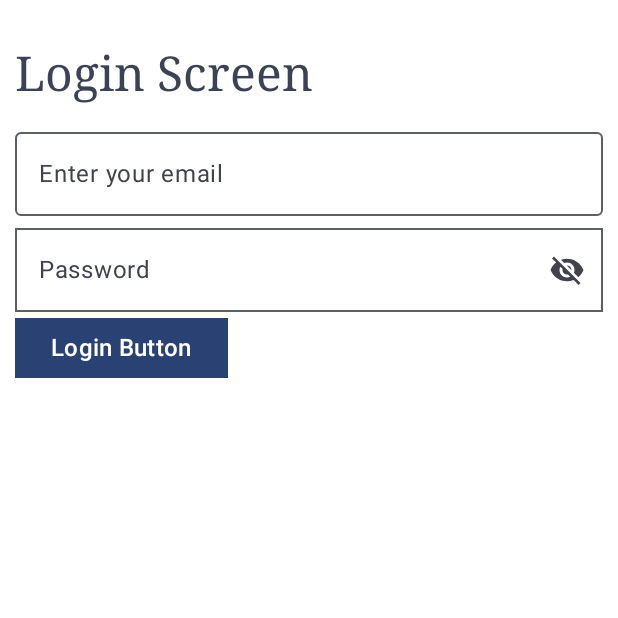
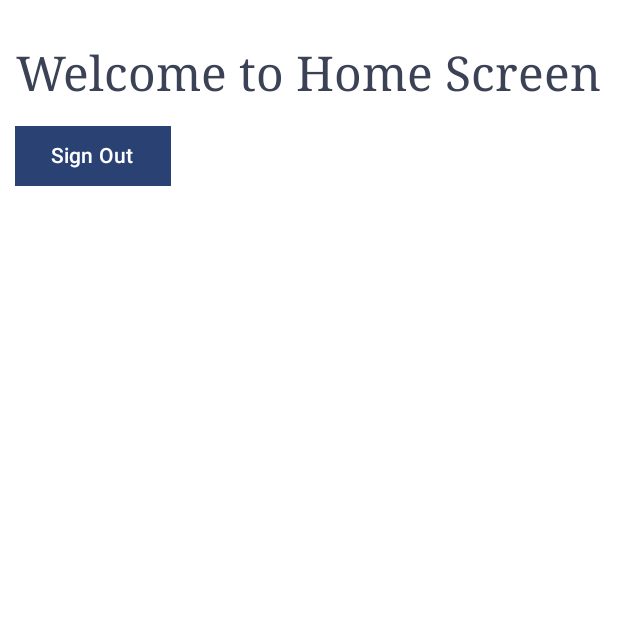
Before and after one commit to Ayubkhosa7354707/MyFirebaseCourse, an Android app built with Jetpack Compose: the composable AppNavHost shown on its own in the app's theme, on a phone screen of 412 x 824 dp, the top half of it. Run offline under Robolectric (Android 15) with nearby library versions, the phone set to English and light mode, and no system bars; our stand-ins replace Dagger/Hilt's generated code, Firebase (no records; nobody signed in at launch, a user with empty details on screens opened directly).

Commit message:
final firebase with hilt and jetpack compose ok

```diff
--- a/app/build.gradle.kts
+++ b/app/build.gradle.kts
@@ -95,6 +95,9 @@ dependencies {
     // See https://firebase.google.com/docs/android/setup#available-libraries
     // For example, add the dependencies for Firebase Authentication and Cloud Firestore
     implementation("com.google.firebase:firebase-auth")
+
+    //    Inject ViewModel objects with Hilt
+    implementation("androidx.hilt:hilt-navigation-compose:1.2.0")
 }
 
 // Allow references to generated code
--- a/app/src/main/java/com/ayub/khosa/firebasecourse/AppNavHost.kt
+++ b/app/src/main/java/com/ayub/khosa/firebasecourse/AppNavHost.kt
@@ -6,13 +6,13 @@ import androidx.navigation.NavHostController
 import androidx.navigation.compose.NavHost
 import androidx.navigation.compose.composable
 import androidx.navigation.compose.rememberNavController
-import com.ayub.khosa.firebasecourse.screens.LoginScreen
-import com.ayub.khosa.firebasecourse.viewmodel.AuthViewModel
+import com.ayub.khosa.firebasecourse.screens.home.HomeScreen
+import com.ayub.khosa.firebasecourse.screens.login.LoginScreen
+import com.ayub.khosa.firebasecourse.screens.login.AuthViewModel
 
 
 @Composable
 fun AppNavHost(
-    viewModel: AuthViewModel,
     modifier: Modifier = Modifier,
     navController: NavHostController = rememberNavController(),
     startDestination: String = "ROUTE_LOGIN"
@@ -23,7 +23,10 @@ fun AppNavHost(
         startDestination = startDestination
     ) {
         composable("ROUTE_LOGIN") {
-            LoginScreen(viewModel, navController)
+            LoginScreen( navController)
+        }
+        composable("ROUTE_HOME") {
+            HomeScreen(navController)
         }
     }
 }
--- a/app/src/main/java/com/ayub/khosa/firebasecourse/repository/AuthRepository.kt
+++ b/app/src/main/java/com/ayub/khosa/firebasecourse/repository/AuthRepository.kt
@@ -8,5 +8,5 @@ interface AuthRepository {
     val currentUser: FirebaseUser?
     suspend fun login(email: String, password: String): Resource<FirebaseUser>
     suspend fun signup(name: String, email: String, password: String): Resource<FirebaseUser>
-    fun logout()
+    suspend fun logout():  Resource<Boolean>
 }
--- /dev/null
+++ b/app/src/main/java/com/ayub/khosa/firebasecourse/screens/home/HomeScreen.kt
@@ -0,0 +1,49 @@
+package com.ayub.khosa.firebasecourse.screens.home
+
+import androidx.compose.foundation.layout.Column
+import androidx.compose.foundation.layout.padding
+import androidx.compose.foundation.layout.wrapContentSize
+import androidx.compose.material3.Button
+import androidx.compose.material3.MaterialTheme
+import androidx.compose.material3.Text
+import androidx.compose.runtime.Composable
+import androidx.compose.runtime.collectAsState
+import androidx.compose.runtime.getValue
+import androidx.compose.runtime.mutableStateOf
+import androidx.compose.runtime.saveable.rememberSaveable
+import androidx.compose.runtime.setValue
+import androidx.compose.ui.Modifier
+import androidx.compose.ui.graphics.RectangleShape
+import androidx.compose.ui.unit.dp
+import androidx.hilt.navigation.compose.hiltViewModel
+import androidx.navigation.NavHostController
+import com.ayub.khosa.firebasecourse.data.model.Resource
+import com.ayub.khosa.firebasecourse.screens.common.TitleText
+import com.ayub.khosa.firebasecourse.screens.login.AuthViewModel
+
+@Composable
+fun HomeScreen(navController: NavHostController) {
+
+    val viewModel: AuthViewModel = hiltViewModel()
+    TitleText(Modifier.padding(top = 30.dp, start = 10.dp, end = 10.dp), "Welcome to Home Screen")
+
+    Column(modifier = Modifier.padding(top = 80.dp, start = 10.dp, end = 10.dp)) {
+
+        Button(
+            onClick = {
+                viewModel?.logout()
+                navController.popBackStack()
+                navController.navigate("ROUTE_LOGIN") {
+                    popUpTo("ROUTE_LOGIN") { inclusive = true }
+                }
+            },
+                shape = RectangleShape,
+                modifier = Modifier.wrapContentSize(),
+                ) {
+                Text(text = "Sign Out")
+            }
+
+
+            }
+
+    }
--- a/app/src/main/java/com/ayub/khosa/firebasecourse/screens/LoginScreen.kt
+++ b/app/src/main/java/com/ayub/khosa/firebasecourse/screens/login/LoginScreen.kt
@@ -1,4 +1,4 @@
-package com.ayub.khosa.firebasecourse.screens
+package com.ayub.khosa.firebasecourse.screens.login
 
 import android.content.res.Configuration.UI_MODE_NIGHT_NO
 import android.content.res.Configuration.UI_MODE_NIGHT_YES
@@ -8,52 +8,46 @@ import androidx.compose.foundation.layout.padding
 import androidx.compose.foundation.shape.RoundedCornerShape
 import androidx.compose.foundation.text.KeyboardOptions
 import androidx.compose.material.icons.Icons
-import androidx.compose.material3.CircularProgressIndicator
 import androidx.compose.material3.ExperimentalMaterial3Api
 import androidx.compose.material3.Icon
 import androidx.compose.material3.IconButton
 import androidx.compose.material3.MaterialTheme
 import androidx.compose.material3.OutlinedTextField
 import androidx.compose.material3.Text
-import androidx.compose.material3.TextField
 import androidx.compose.runtime.Composable
 import androidx.compose.runtime.collectAsState
 import androidx.compose.runtime.getValue
 import androidx.compose.runtime.mutableStateOf
-import androidx.compose.runtime.remember
 import androidx.compose.runtime.saveable.rememberSaveable
 import androidx.compose.runtime.setValue
 import androidx.compose.ui.Modifier
 import androidx.compose.ui.text.input.KeyboardType
 import androidx.compose.ui.text.input.PasswordVisualTransformation
 import androidx.compose.ui.text.input.VisualTransformation
-import androidx.compose.ui.text.style.TextAlign
 import androidx.compose.ui.tooling.preview.Preview
 import androidx.compose.ui.unit.dp
-import androidx.constraintlayout.widget.ConstraintLayout
 import androidx.navigation.NavController
 import androidx.navigation.compose.rememberNavController
-import com.ayub.khosa.firebasecourse.R
 import com.ayub.khosa.firebasecourse.data.model.Resource
 import com.ayub.khosa.firebasecourse.ui.theme.MyFirebaseCourseTheme
-import com.ayub.khosa.firebasecourse.viewmodel.AuthViewModel
+import com.ayub.khosa.firebasecourse.screens.login.AuthViewModel
 
 import androidx.compose.material.icons.filled.Visibility
 import androidx.compose.material.icons.filled.VisibilityOff
 import androidx.compose.material3.Button
-import androidx.compose.runtime.LaunchedEffect
 import androidx.compose.ui.graphics.RectangleShape
+import androidx.compose.ui.platform.LocalContext
+import androidx.hilt.navigation.compose.hiltViewModel
 import com.ayub.khosa.firebasecourse.screens.common.TitleText
 import com.ayub.khosa.firebasecourse.utils.PrintLogs
+import com.ayub.khosa.firebasecourse.utils.showToast
 
 
 @OptIn(ExperimentalMaterial3Api::class)
 @Composable
-fun LoginScreen(viewModel: AuthViewModel?, navController: NavController) {
+fun LoginScreen( navController: NavController) {
 
-
-
-
+    val viewModel: AuthViewModel = hiltViewModel()
     val authResource = viewModel?.loginFlow?.collectAsState()
 
 // email --> ayub.khosa@gmail.com
@@ -63,8 +57,14 @@ fun LoginScreen(viewModel: AuthViewModel?, navController: NavController) {
     var input_password by rememberSaveable { mutableStateOf("") }
     var isPasswordVisible by rememberSaveable { mutableStateOf(false) }
 
-    TitleText(Modifier.padding(top = 30.dp, start = 10.dp, end = 10.dp), "Login Screen")
+
+    var output_firebase by rememberSaveable { mutableStateOf("") }
+
+    TitleText(Modifier.padding(top = 30.dp, start = 10.dp, end = 10.dp), "Login Screen Firebase")
+
     Column(modifier = Modifier.padding(top = 80.dp, start = 10.dp, end = 10.dp)) {
+        Text(text = "Email    --> ayub.khosa@gmail.com")
+        Text(text = "Password --> ayub.khosa")
 // email field
         OutlinedTextField(
             value = input_email, singleLine = true,
@@ -119,7 +119,14 @@ fun LoginScreen(viewModel: AuthViewModel?, navController: NavController) {
 
         Button(
             onClick = {
+                output_firebase=""
+
+                // email --> ayub.khosa@gmail.com
+                // pasword --> ayub.khosa
+                input_email = "ayub.khosa@gmail.com"
+                input_password="ayub.khosa"
                 viewModel?.loginUser(input_email, input_password)
+
             },
             shape = RectangleShape,
 
@@ -133,15 +140,29 @@ fun LoginScreen(viewModel: AuthViewModel?, navController: NavController) {
             when (it) {
                 is Resource.Failure -> {
                     PrintLogs.printInfo(" Resource.Failure ")
+                    output_firebase="Resource.Failure"
+                    val context = LocalContext.current
+                     showToast(context, " Resource.Failure ")
                 }
                 is Resource.Loading -> {
                     PrintLogs.printInfo("Resource.Loading ")
                 }
                 is Resource.Success -> {
                     PrintLogs.printInfo("Resource.Success Good loged in ")
+
+                    output_firebase="Resource.Success Good loged in"
+                    val context = LocalContext.current
+                     showToast(context, "Resource.Success Good loged in ")
+                    navController.navigate("ROUTE_HOME")
+
                 }
             }
         }
+
+
+        Text(text = "--> "+output_firebase)
+
+
 
     }
 
@@ -152,7 +173,7 @@ fun LoginScreen(viewModel: AuthViewModel?, navController: NavController) {
 @Composable
 fun LoginScreenPreviewLight() {
     MyFirebaseCourseTheme {
-        LoginScreen(null, rememberNavController())
+        LoginScreen( rememberNavController())
     }
 }
 
@@ -160,6 +181,6 @@ fun LoginScreenPreviewLight() {
 @Composable
 fun LoginScreenPreviewDark() {
     MyFirebaseCourseTheme {
-        LoginScreen(null, rememberNavController())
+        LoginScreen( rememberNavController())
     }
 }
--- /dev/null
+++ b/app/src/main/java/com/ayub/khosa/firebasecourse/utils/Toast.kt
@@ -0,0 +1,10 @@
+package com.ayub.khosa.firebasecourse.utils
+
+
+import android.content.Context
+import android.widget.Toast
+
+
+fun showToast(context: Context, msg: String) {
+    Toast.makeText(context, msg, Toast.LENGTH_SHORT).show()
+}
```
Also changed, not shown: app/src/main/java/com/ayub/khosa/firebasecourse/MainActivity.kt (+5 -3 lines), app/src/main/java/com/ayub/khosa/firebasecourse/repository/AuthRepositoryImpl.kt (+12 -2 lines), app/src/main/java/com/ayub/khosa/firebasecourse/screens/login/AuthViewModel.kt (renamed from app/src/main/java/com/ayub/khosa/firebasecourse/viewmodel/AuthViewModel.kt, +13 -6 lines).
